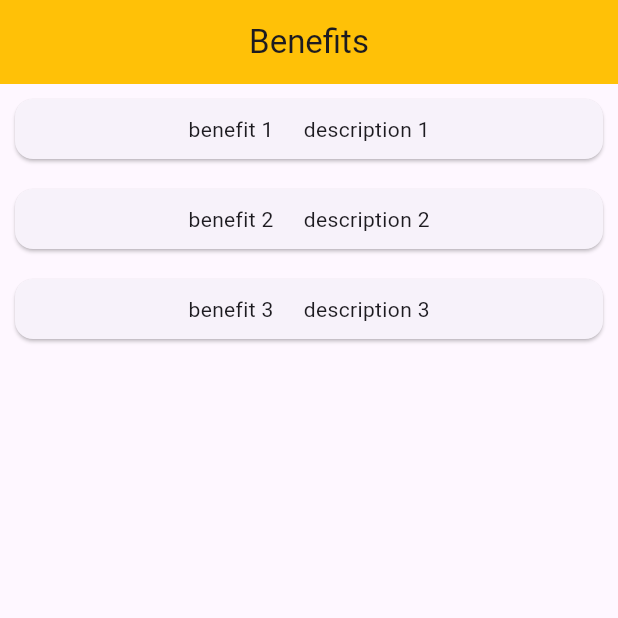
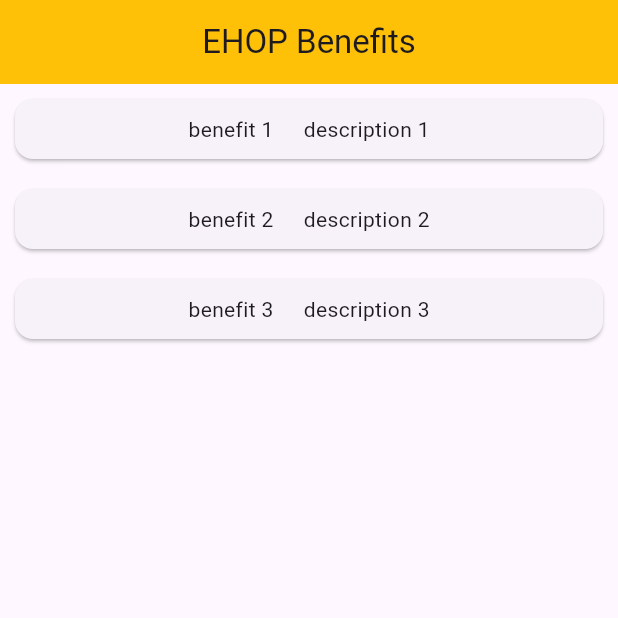
Before and after one commit to swapniludar/ehop_app, a Flutter app: the screen it shows after launch, on a phone screen of 412 x 824 dp, the top half of it. Run offline on Flutter 3.47's test engine with Material 3 defaults, Android fonts, the light colour scheme and no system bars.

Commit message:
Title name changes

```diff
--- a/lib/main.dart
+++ b/lib/main.dart
@@ -19,7 +19,7 @@ class BenefitsPage extends StatelessWidget {
   Widget build(BuildContext context) {
     return Scaffold(
       appBar: AppBar(
-        title: Text("Benefits"),
+        title: Text("EHOP Benefits"),
         centerTitle: true,
         backgroundColor: Colors.amber,
       ),
```
